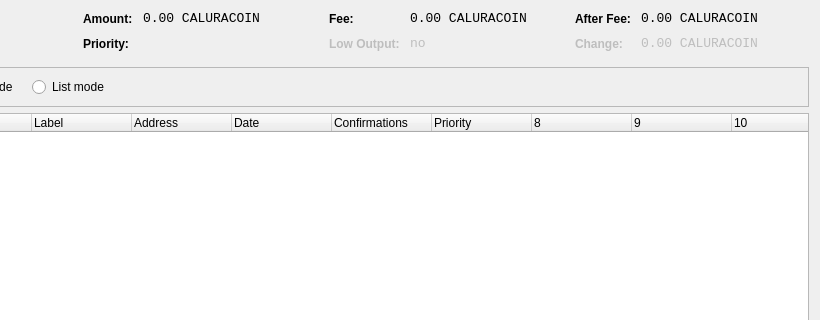
First picture: the form in src/qt/forms/coincontroldialog.ui, repository laurobeleche/Caluracoin, before the edit; both pictures show x 180 to 1000 and y 0 to 320 of the 1000 by 500 pixel window.
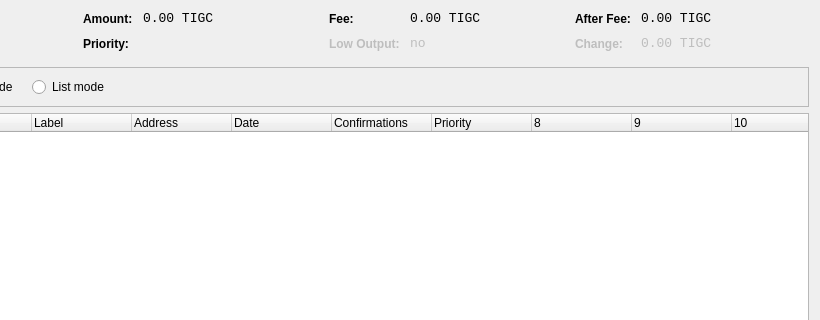
Second picture: the form after the edit. Custom widgets are drawn as their Qt base class.

What changed in the file:
```diff
--- a/src/qt/forms/coincontroldialog.ui
+++ b/src/qt/forms/coincontroldialog.ui
@@ -13,9 +13,6 @@
   <property name="windowTitle">
    <string>Coin Control</string>
   </property>
-  <property name="styleSheet">
-   <string notr="true"/>
-  </property>
   <layout class="QVBoxLayout" name="verticalLayout">
    <item>
     <layout class="QHBoxLayout" name="horizontalLayoutTop" stretch="0,0,0,0">
@@ -144,7 +141,7 @@
           <enum>Qt::ActionsContextMenu</enum>
          </property>
          <property name="text">
-          <string notr="true">0.00 CALURACOIN</string>
+          <string notr="true">0.00 TIGC</string>
          </property>
          <property name="textInteractionFlags">
           <set>Qt::LinksAccessibleByMouse|Qt::TextSelectableByKeyboard|Qt::TextSelectableByMouse</set>
@@ -224,7 +221,7 @@
           <enum>Qt::ActionsContextMenu</enum>
          </property>
          <property name="text">
-          <string notr="true">0.00 CALURACOIN</string>
+          <string notr="true">0.00 TIGC</string>
          </property>
          <property name="textInteractionFlags">
           <set>Qt::LinksAccessibleByMouse|Qt::TextSelectableByKeyboard|Qt::TextSelectableByMouse</set>
@@ -310,7 +307,7 @@
           <enum>Qt::ActionsContextMenu</enum>
          </property>
          <property name="text">
-          <string notr="true">0.00 CALURACOIN</string>
+          <string notr="true">0.00 TIGC</string>
          </property>
          <property name="textInteractionFlags">
           <set>Qt::LinksAccessibleByMouse|Qt::TextSelectableByKeyboard|Qt::TextSelectableByMouse</set>
@@ -348,7 +345,7 @@
           <enum>Qt::ActionsContextMenu</enum>
          </property>
          <property name="text">
-          <string notr="true">0.00 CALURACOIN</string>
+          <string notr="true">0.00 TIGC</string>
          </property>
          <property name="textInteractionFlags">
           <set>Qt::LinksAccessibleByMouse|Qt::TextSelectableByKeyboard|Qt::TextSelectableByMouse</set>
```
Left out of the diff: 5 changed lines with no effect on the pictures.
